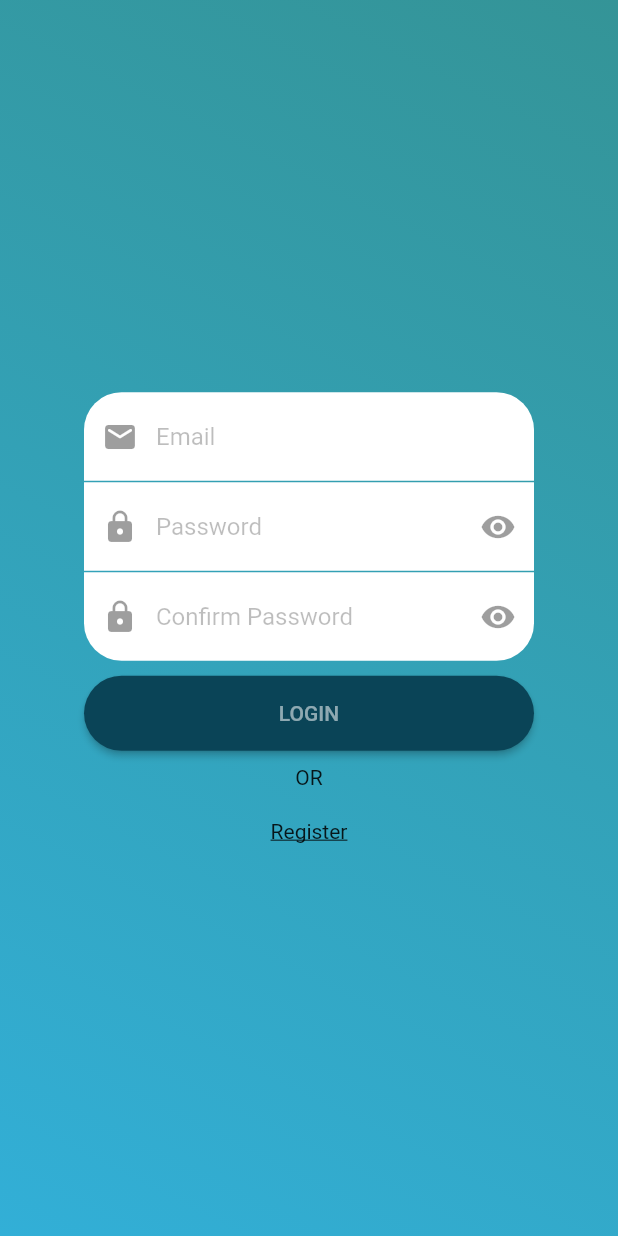
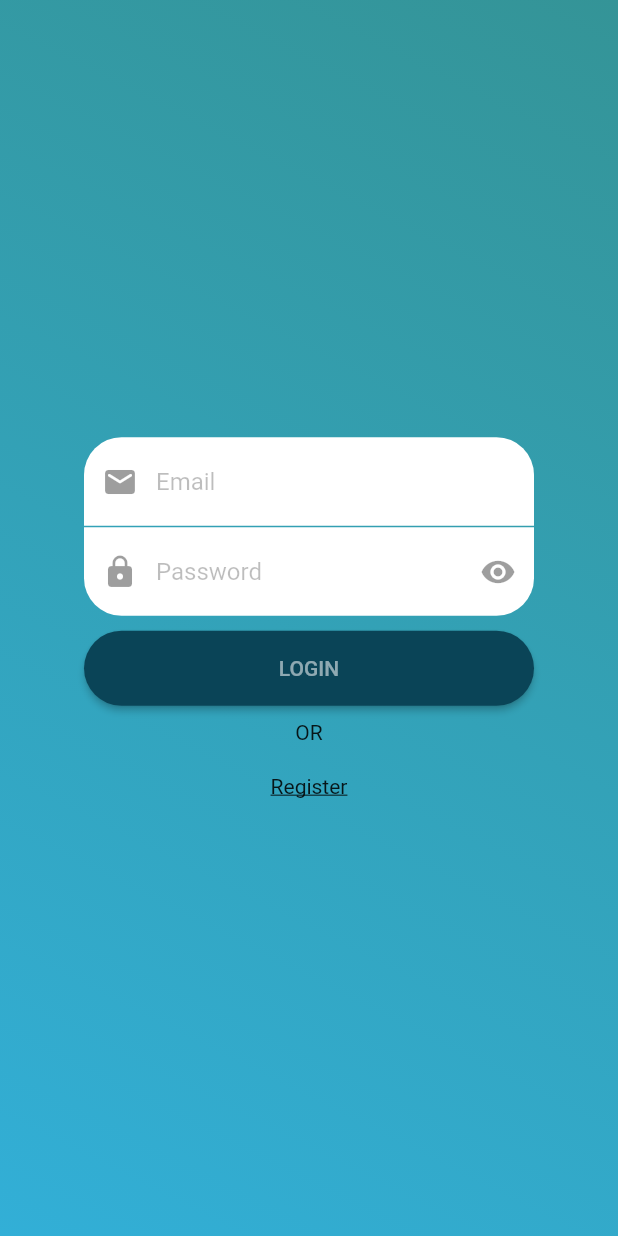
Before and after one commit to pmayur/crypto-currency-tracker, a Flutter app: the screen it shows after launch, on a phone screen of 412 x 824 dp. Run offline on Flutter 3.47's test engine with Material 2 defaults, Android fonts, the phone set to English and light mode, and no system bars; our stand-ins replace firebase_core; accounts and stored records are empty.

Commit message:
Add functionality to toggle sign up and login

```diff
--- a/lib/ui/authentication.dart
+++ b/lib/ui/authentication.dart
@@ -60,7 +60,9 @@ class _AuthenticationState extends State<Authentication> {
                 ),
 
                 // Password Container
-                Container(
+                Visibility(
+                  visible: isLoginPage ? false : true,
+                  child: Container(
                     width: 300,
                     padding: EdgeInsets.only(bottom: 1),
                     child: TextField(
@@ -86,6 +88,7 @@ class _AuthenticationState extends State<Authentication> {
                       ),
                     ),
                   ),
+                ),
 
                 // Confirm Password Container
                 Container(
@@ -95,7 +98,7 @@ class _AuthenticationState extends State<Authentication> {
                     decoration: InputDecoration(
                       filled: true,
                       fillColor: Colors.white,
-                      hintText: 'Confirm Password',
+                      hintText: isLoginPage ? 'Password' :'Confirm Password',
                       hintStyle: TextStyle(
                         color: Colors.black26,
                       ),
@@ -125,7 +128,7 @@ class _AuthenticationState extends State<Authentication> {
                     onPressed: () {},
                     textColor: Colors.white54,
                     color: Color(0xff0a4457),
-                    child: Text("LOGIN"),
+                    child: isLoginPage ? Text("LOGIN") : Text("SIGNUP"),
                     shape: new RoundedRectangleBorder(
                       borderRadius: new BorderRadius.circular(30.0),
                     ),
@@ -138,11 +141,18 @@ class _AuthenticationState extends State<Authentication> {
                   child: Text('OR'),
                 ),
 
-                // Signup / Login Text Link
-                Text(
-                  'Register',
+                // Signup / Login switching Text Link
+                GestureDetector(
+                  onTap: () {
+                    setState(() {
+                      isLoginPage = !isLoginPage;
+                    });
+                  },
+                  child: Text(
+                    isLoginPage ? 'Register' : 'Login',
                     style: TextStyle(
                       decoration: TextDecoration.underline,
+                    ),
                   ),
                 )
               ],
```
Lines whose indentation alone changed are shown as unchanged.
